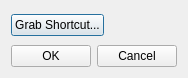
CompuCell3D/CompuCell3D, file CompuCell3D/Twedit++/KeyShortcut.ui: the form before one commit.
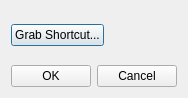
The form after the commit.

```diff
--- a/CompuCell3D/Twedit++/KeyShortcut.ui
+++ b/CompuCell3D/Twedit++/KeyShortcut.ui
@@ -6,8 +6,8 @@
    <rect>
     <x>0</x>
     <y>0</y>
-    <width>180</width>
-    <height>78</height>
+    <width>188</width>
+    <height>98</height>
    </rect>
   </property>
   <property name="windowTitle">
```
